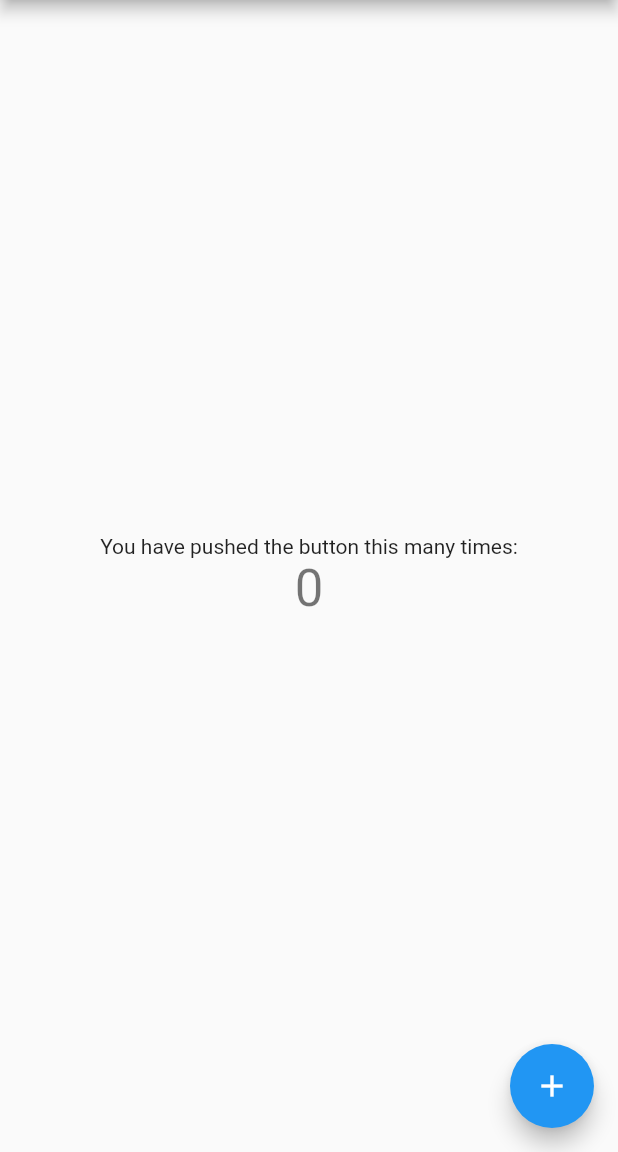
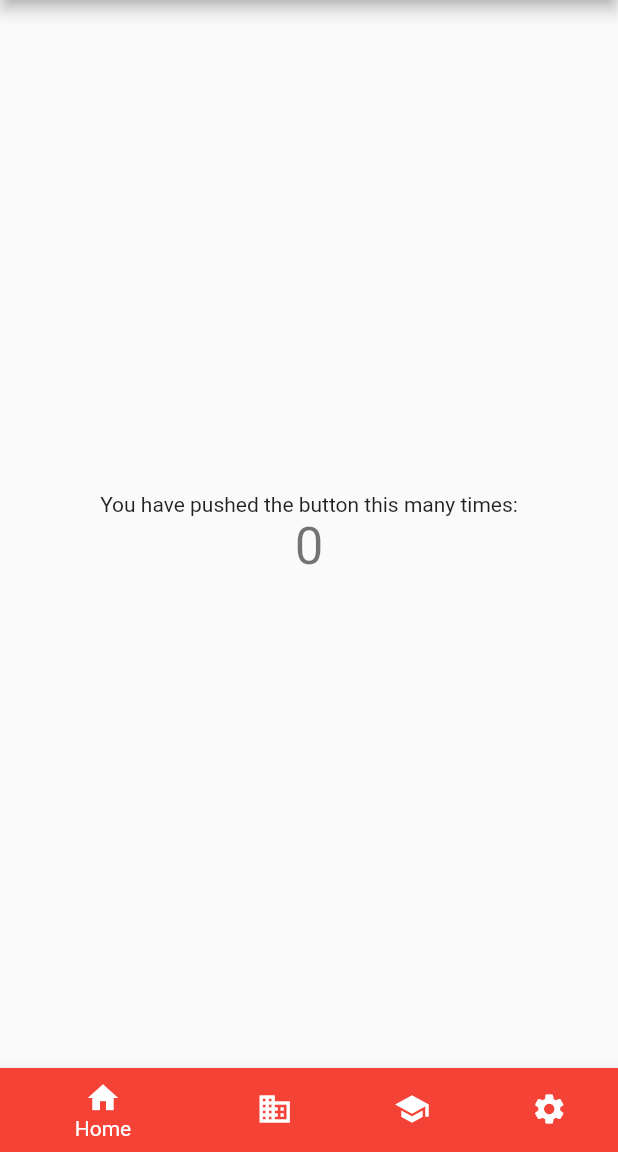
Before and after one commit to mountain1009/flutter_example, a Flutter app: the screen it shows after launch, on a phone screen of 412 x 824 dp, the part 84-1236 px from its top. Run offline on Flutter 3.47's test engine with Material 2 defaults, Android fonts, the phone set to English and light mode, and no system bars.

```diff
--- a/lib/main.dart
+++ b/lib/main.dart
@@ -105,11 +105,29 @@ class _MyHomePageState extends State<MyHomePage> {
             ],
           ),
         ),
-      floatingActionButton: FloatingActionButton(
-        onPressed: _incrementCounter,
-        tooltip: 'Increment',
-        child: const Icon(Icons.add),
-      ), // This trailing comma makes auto-formatting nicer for build methods.
-    );
+        bottomNavigationBar: BottomNavigationBar(
+          items: const <BottomNavigationBarItem>[
+            BottomNavigationBarItem(
+              icon: Icon(Icons.home),
+              label: 'Home',
+              backgroundColor: Colors.red,
+            ),
+            BottomNavigationBarItem(
+              icon: Icon(Icons.business),
+              label: 'Business',
+              backgroundColor: Colors.green,
+            ),
+            BottomNavigationBarItem(
+              icon: Icon(Icons.school),
+              label: 'School',
+              backgroundColor: Colors.purple,
+            ),
+            BottomNavigationBarItem(
+              icon: Icon(Icons.settings),
+              label: 'Settings',
+              backgroundColor: Colors.pink,
+            ),
+          ],
+        ));
   }
 }
```
Lines whose indentation alone changed are shown as unchanged.
